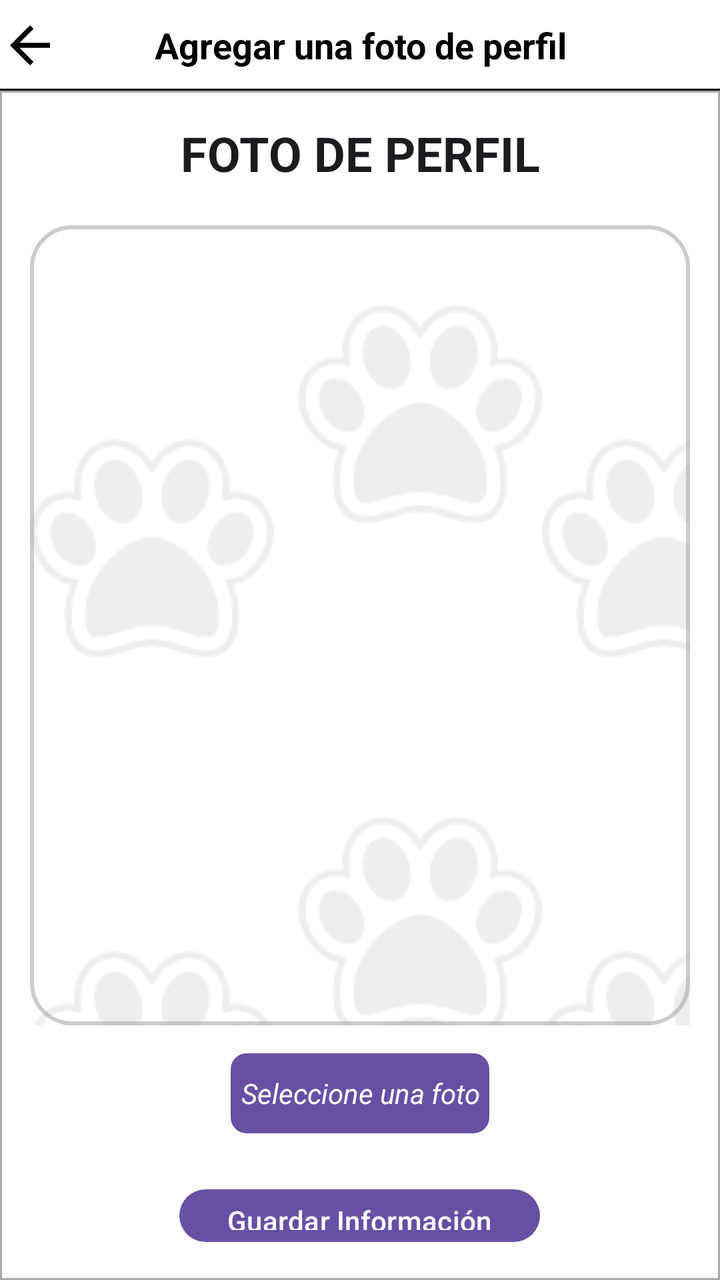
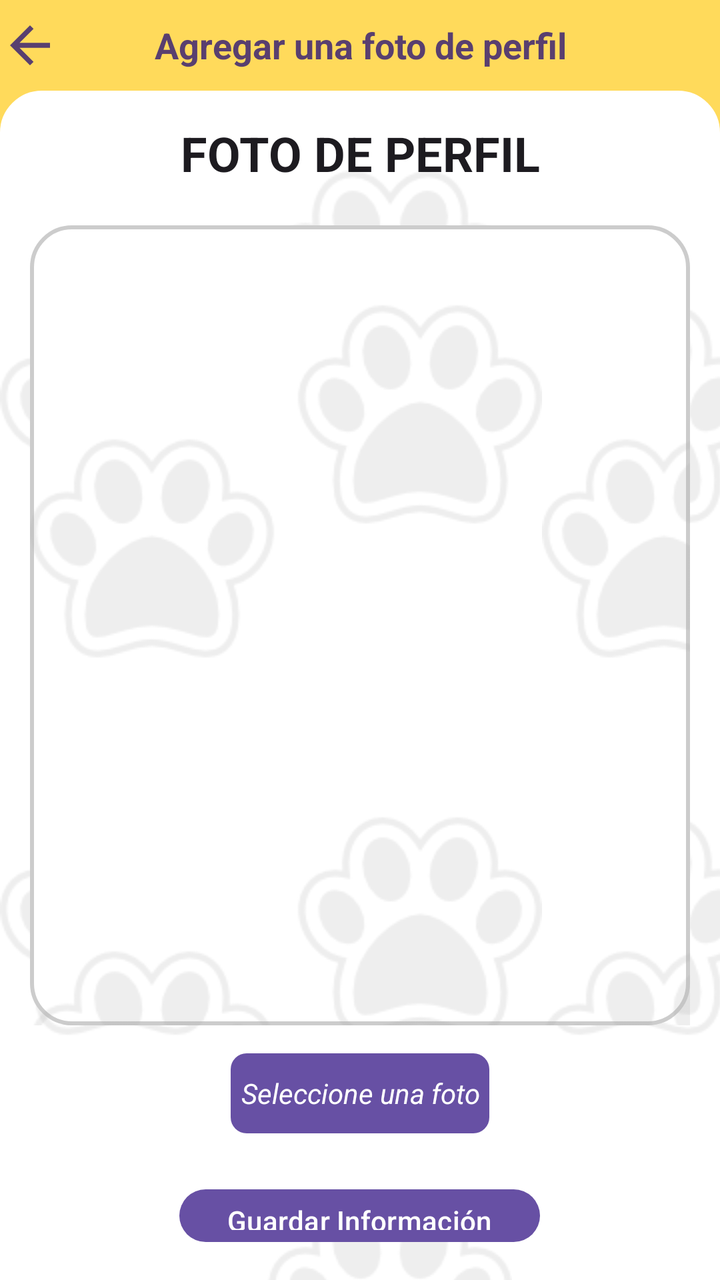

The first picture is an Android layout as it rendered before a commit; the second is the same layout after the commit. The layout source and the unified diff follow.
<!-- AndroidManifest.xml: application theme Theme.TIC_PV -->
<!-- res/layout/activity_subir_foto_perfil.xml -->
<?xml version="1.0" encoding="utf-8"?>
<RelativeLayout xmlns:android="http://schemas.android.com/apk/res/android"
    xmlns:app="http://schemas.android.com/apk/res-auto"
    xmlns:tools="http://schemas.android.com/tools"
    android:id="@+id/main"
    android:layout_width="match_parent"
    android:layout_height="match_parent"
    android:background="@color/white"
    tools:context=".Vista.SubirFotoPerfil">

    <RelativeLayout
        android:layout_width="match_parent"
        android:layout_height="wrap_content"
        android:id="@+id/lYSuperiorAgregarFotoPerfil"
        android:background="@color/white"
        android:orientation="horizontal">

        <ImageView
            android:layout_width="30dp"
            android:layout_height="30dp"
            android:id="@+id/iVRegresarAgregarFotoPerfil"
            android:layout_centerVertical="true"
            android:background="@drawable/ic_retroceder"
            android:backgroundTint="@color/black"/>

        <TextView
            android:layout_width="match_parent"
            android:layout_height="wrap_content"
            android:id="@+id/tVTituloAgregarFotoPerfil"
            android:textSize="18sp"
            android:layout_centerVertical="true"
            android:textAlignment="center"
            android:textStyle="bold"
            android:textColor="@color/black"
            android:text="Agregar una foto de perfil"/>

        <View
            android:id="@+id/viewTituloAgregarFotoPerfil"
            android:layout_width="match_parent"
            android:layout_height="1dp"
            android:layout_marginTop="20dp"
            android:layout_below="@+id/tVTituloAgregarFotoPerfil"
            android:background="@color/black" />

    </RelativeLayout>

    <RelativeLayout
        android:layout_width="match_parent"
        android:layout_height="wrap_content"
        android:padding="15dp"
        android:layout_below="@+id/lYSuperiorAgregarFotoPerfil"
        android:background="@drawable/borde_cuadrado">
        
        <TextView
            android:layout_width="match_parent"
            android:layout_height="wrap_content"
            android:id="@+id/layoutEncabezadoSubirFoto"
            android:text="FOTO DE PERFIL"
            android:textAlignment="center"
            android:textStyle="bold"
            android:textAppearance="@style/TextAppearance.AppCompat.Headline"/>

        <ImageView
            android:layout_width="match_parent"
            android:layout_height="400dp"
            android:id="@+id/vistaFotoPerfilSubida"
            android:layout_marginTop="20dp"
            android:scaleType="fitCenter"
            android:background="@drawable/frame_redondeado"
            android:padding="10dp"
            android:layout_below="@+id/layoutEncabezadoSubirFoto"/>

        <Button
            android:layout_width="wrap_content"
            android:layout_height="wrap_content"
            android:id="@+id/btnSeleccionarFotoPerfil"
            android:layout_below="@+id/vistaFotoPerfilSubida"
            android:layout_marginTop="10dp"
            android:padding="5dp"
            android:layout_centerHorizontal="true"
            style="@style/Widget.MaterialComponents.CardView"
            android:textStyle="italic"
            android:text="Seleccione una foto" />

        <Button
            android:layout_width="wrap_content"
            android:layout_height="wrap_content"
            android:id="@+id/btnGuardarFotoPerfil"
            android:layout_below="@id/btnSeleccionarFotoPerfil"
            android:layout_marginTop="20dp"
            android:layout_centerHorizontal="true"
            android:text="Guardar Información"/>

        <ProgressBar
            android:layout_width="wrap_content"
            android:layout_height="wrap_content"
            android:id="@+id/barraProgresoSubirFotoPerfil"
            style="?android:attr/progressBarStyleLarge"
            android:layout_centerVertical="true"
            android:layout_centerHorizontal="true"
            android:elevation="10dp"
            android:visibility="gone"/>

    </RelativeLayout>


</RelativeLayout>
<!-- resources referenced by this layout -->
<resources>
  <color name="black">#FF000000</color>
  <color name="white">#FFFFFFFF</color>
  <!-- drawable borde_cuadrado (drawable) -->
  <?xml version="1.0" encoding="utf-8"?>
  <shape xmlns:android="http://schemas.android.com/apk/res/android">
      
      <solid android:color="#FFFFFF"/>
  
      
      <stroke android:width="1dp" android:color="#AAAAAA"/>
  </shape>
  <!-- drawable frame_redondeado (drawable) -->
  <?xml version="1.0" encoding="utf-8"?>
  <layer-list xmlns:android="http://schemas.android.com/apk/res/android">
  
      
      <item>
          <shape android:shape="rectangle">
              <solid android:color="#FFFFFF" />
              <corners android:radius="20dp" />
              <stroke android:width="2dp" android:color="#CCCCCC"/>
          </shape>
      </item>
  
      
      <item>
          <bitmap
              android:src="@drawable/huellitas"
              android:tileMode="repeat"
              android:gravity="center"
              android:tint="@android:color/darker_gray"
              android:alpha="0.2"/>  
      </item>
  
  </layer-list>
  <!-- drawable ic_retroceder (drawable) -->
  <vector xmlns:android="http://schemas.android.com/apk/res/android" android:autoMirrored="true" android:height="24dp" android:tint="#FFFFFF" android:viewportHeight="24" android:viewportWidth="24" android:width="24dp">
        
      <path android:fillColor="@android:color/white" android:pathData="M20,11H7.83l5.59,-5.59L12,4l-8,8 8,8 1.41,-1.41L7.83,13H20v-2z"/>
      
  </vector>
  <style name="Theme.TIC_PV" parent="Base.Theme.TIC_PV" />
  <!-- drawable huellitas: png bitmap (drawable, 6949 bytes) -->
  <style name="Base.Theme.TIC_PV" parent="Theme.Material3.DayNight.NoActionBar">
          
          
  
  
  
  
  
  
  
  
      </style>
</resources>

<!-- the commit's change to res/layout/activity_subir_foto_perfil.xml (unified diff, before → after) -->
@@ -5,14 +5,14 @@
     android:id="@+id/main"
     android:layout_width="match_parent"
     android:layout_height="match_parent"
-    android:background="@color/white"
+    android:background="@color/yellow"
     tools:context=".Vista.SubirFotoPerfil">
 
     <RelativeLayout
         android:layout_width="match_parent"
         android:layout_height="wrap_content"
         android:id="@+id/lYSuperiorAgregarFotoPerfil"
-        android:background="@color/white"
+        android:background="@color/yellow"
         android:orientation="horizontal">
 
         <ImageView
@@ -21,7 +21,7 @@
             android:id="@+id/iVRegresarAgregarFotoPerfil"
             android:layout_centerVertical="true"
             android:background="@drawable/ic_retroceder"
-            android:backgroundTint="@color/black"/>
+            android:backgroundTint="@color/lila"/>
 
         <TextView
             android:layout_width="match_parent"
@@ -31,7 +31,7 @@
             android:layout_centerVertical="true"
             android:textAlignment="center"
             android:textStyle="bold"
-            android:textColor="@color/black"
+            android:textColor="@color/lila"
             android:text="Agregar una foto de perfil"/>
 
         <View
@@ -40,16 +40,16 @@
             android:layout_height="1dp"
             android:layout_marginTop="20dp"
             android:layout_below="@+id/tVTituloAgregarFotoPerfil"
-            android:background="@color/black" />
+            android:background="@color/yellow" />
 
     </RelativeLayout>
 
     <RelativeLayout
         android:layout_width="match_parent"
-        android:layout_height="wrap_content"
+        android:layout_height="match_parent"
         android:padding="15dp"
         android:layout_below="@+id/lYSuperiorAgregarFotoPerfil"
-        android:background="@drawable/borde_cuadrado">
+        android:background="@drawable/bordes_fragment">
         
         <TextView
             android:layout_width="match_parent"
<!-- resource entries referenced after the edit -->
@@ -1,16 +1,38 @@
 <!-- resources referenced by this layout -->
 <resources>
-  <color name="black">#FF000000</color>
-  <color name="white">#FFFFFFFF</color>
-  <!-- drawable borde_cuadrado (drawable) -->
+  <color name="lila">#593f6f</color>
+  <color name="yellow">#ffda5b</color>
+  <!-- drawable bordes_fragment (drawable) -->
   <?xml version="1.0" encoding="utf-8"?>
-  <shape xmlns:android="http://schemas.android.com/apk/res/android">
-      
-      <solid android:color="#FFFFFF"/>
+  <layer-list xmlns:android="http://schemas.android.com/apk/res/android">
   
       
-      <stroke android:width="1dp" android:color="#AAAAAA"/>
-  </shape>
+      <item>
+          <shape android:shape="rectangle">
+              <solid android:color="#FFFFFF" />
+  
+              
+              <corners
+                  android:topLeftRadius="20dp"
+                  android:topRightRadius="20dp" />
+  
+              <stroke
+                  android:width="2dp"
+                  android:color="#FFFFFF" />
+          </shape>
+      </item>
+  
+      
+      <item>
+          <bitmap
+              android:src="@drawable/huellitas"
+              android:tileMode="repeat"
+              android:gravity="center"
+              android:tint="@android:color/darker_gray"
+              android:alpha="0.2"/> 
+      </item>
+  
+  </layer-list>
   <!-- drawable frame_redondeado (drawable) -->
   <?xml version="1.0" encoding="utf-8"?>
   <layer-list xmlns:android="http://schemas.android.com/apk/res/android">
